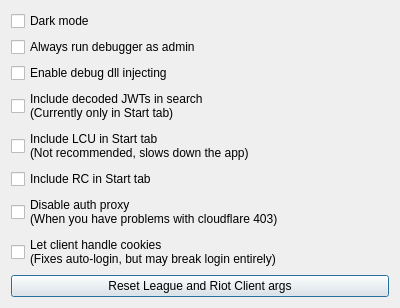
KebsCS/LeagueClientDebugger, file LeagueClientDebugger/DebuggerOptions.ui: the form before one commit.
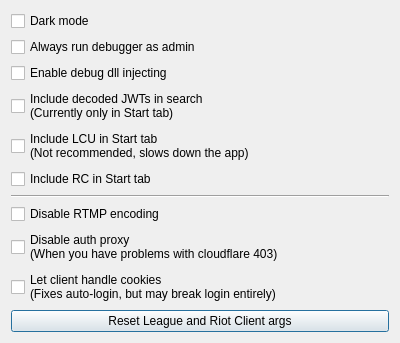
The form after the commit.

```diff
--- a/LeagueClientDebugger/DebuggerOptions.ui
+++ b/LeagueClientDebugger/DebuggerOptions.ui
@@ -66,6 +66,20 @@
        </property>
       </widget>
      </item>
+     <item>
+      <widget class="Line" name="line">
+       <property name="orientation">
+        <enum>Qt::Horizontal</enum>
+       </property>
+      </widget>
+     </item>
+     <item>
+      <widget class="QCheckBox" name="optionsDisableRTMPEncoding">
+       <property name="text">
+        <string>Disable RTMP encoding</string>
+       </property>
+      </widget>
+     </item>
      <item>
       <widget class="QCheckBox" name="optionsDisableAuth">
        <property name="text">
```
